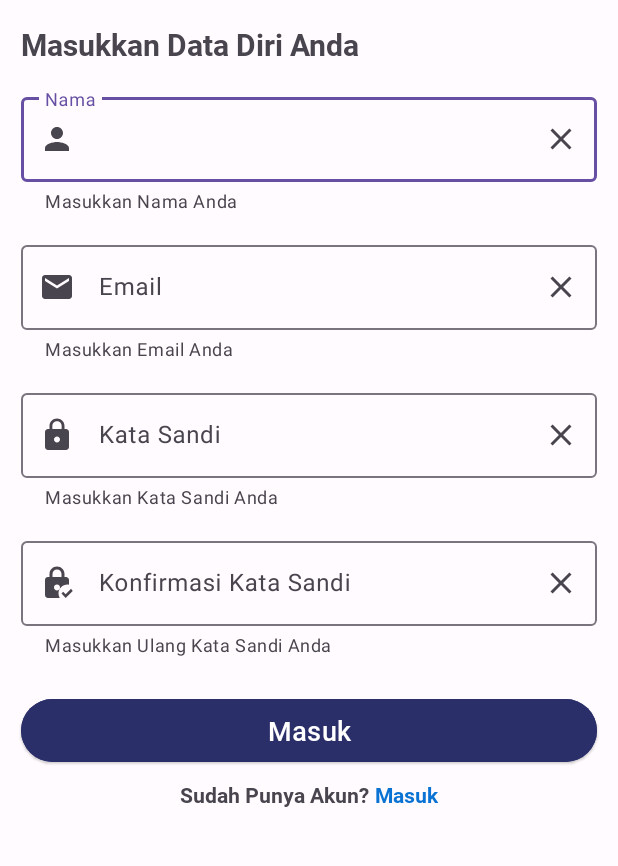
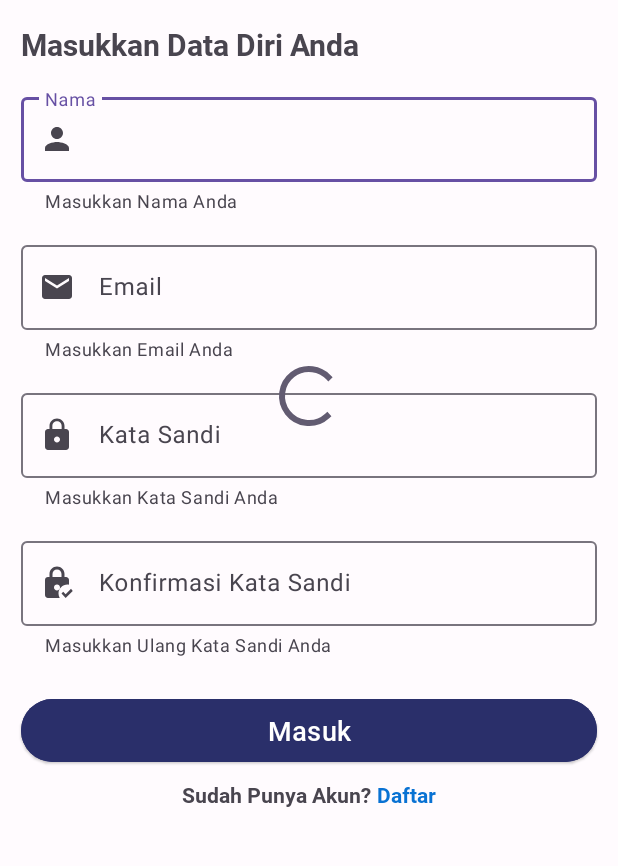
Before and after one commit to Patuli-Pahlawan-Tuli/Patuli-Android, an Android app: the layout activity_register.xml on its own in the app's theme, with its tools: preview values and no code run, on a phone screen of 412 x 824 dp, the part 222-1088 px from its top. Run offline under Robolectric (Android 15) with nearby library versions, the phone set to English and light mode, and no system bars.

Commit message:
add register function and API

```diff
--- a/app/build.gradle
+++ b/app/build.gradle
@@ -17,7 +17,7 @@ android {
         versionCode 1
         versionName "1.0"
 
-        buildConfigField("String", "URL", '"https://story-api.dicoding.dev/v1/"')
+        buildConfigField("String", "URL", '"https://practice-bros.et.r.appspot.com/api/v1/"')
         testInstrumentationRunner "androidx.test.runner.AndroidJUnitRunner"
     }
 
--- /dev/null
+++ b/app/src/main/java/com/puxxbu/PatuliApp/ui/login/LoginViewModel.kt
@@ -0,0 +1,4 @@
+package com.puxxbu.PatuliApp.ui.login
+
+class LoginViewModel {
+}
--- a/app/src/main/res/layout/activity_login.xml
+++ b/app/src/main/res/layout/activity_login.xml
@@ -4,7 +4,7 @@
     xmlns:tools="http://schemas.android.com/tools"
     android:layout_width="match_parent"
     android:layout_height="match_parent"
-    tools:context=".ui.LoginActivity">
+    tools:context=".ui.login.LoginActivity">
 
     <ImageView
         android:id="@+id/imageView"
--- a/app/src/main/res/layout/activity_onboarding.xml
+++ b/app/src/main/res/layout/activity_onboarding.xml
@@ -11,7 +11,7 @@
         android:layout_width="214dp"
         android:layout_height="214dp"
         android:layout_marginStart="8dp"
-        android:layout_marginTop="160dp"
+        android:layout_marginTop="128dp"
         android:layout_marginEnd="8dp"
         android:src="@drawable/ic_launcher_background"
         app:layout_constraintEnd_toEndOf="parent"
@@ -22,11 +22,13 @@
         android:id="@+id/welcome_text"
         android:layout_width="wrap_content"
         android:layout_height="wrap_content"
+        android:layout_marginStart="16dp"
         android:layout_marginTop="16dp"
+        android:layout_marginEnd="16dp"
         android:fontFamily="@font/roboto_bold"
         android:gravity="center"
         android:text="Selamat Datang di Patuli"
-        android:textSize="32sp"
+        android:textSize="28sp"
         app:layout_constraintEnd_toEndOf="parent"
         app:layout_constraintStart_toStartOf="parent"
         app:layout_constraintTop_toBottomOf="@+id/imageView" />
--- a/app/src/main/res/layout/activity_register.xml
+++ b/app/src/main/res/layout/activity_register.xml
@@ -4,7 +4,7 @@
     xmlns:tools="http://schemas.android.com/tools"
     android:layout_width="match_parent"
     android:layout_height="match_parent"
-    tools:context=".ui.RegisterActivity">
+    tools:context=".ui.register.RegisterActivity">
 
     <ImageView
         android:id="@+id/imageView"
@@ -39,8 +39,8 @@
         android:fontFamily="@font/roboto_regular"
         android:hint="Nama"
 
-        app:endIconDrawable="@drawable/ic_baseline_clear_24"
-        app:endIconMode="custom"
+        app:errorEnabled="true"
+
         app:helperText="Masukkan Nama Anda"
         app:layout_constraintEnd_toEndOf="parent"
         app:layout_constraintStart_toStartOf="parent"
@@ -64,9 +64,9 @@
         android:layout_marginEnd="14dp"
         android:fontFamily="@font/roboto_regular"
 
+        app:errorEnabled="true"
+
         android:hint="Email"
-        app:endIconDrawable="@drawable/ic_baseline_clear_24"
-        app:endIconMode="custom"
         app:helperText="Masukkan Email Anda"
         app:layout_constraintEnd_toEndOf="parent"
         app:layout_constraintStart_toStartOf="parent"
@@ -97,8 +97,6 @@
         app:layout_constraintStart_toStartOf="parent"
         app:layout_constraintTop_toBottomOf="@+id/til_email"
 
-        app:endIconDrawable="@drawable/ic_baseline_clear_24"
-        app:endIconMode="custom"
         app:startIconDrawable="@drawable/ic_baseline_password_24">
 
         <com.google.android.material.textfield.TextInputEditText
@@ -120,8 +118,6 @@
         android:fontFamily="@font/roboto_regular"
 
         android:hint="Konfirmasi Kata Sandi"
-        app:endIconDrawable="@drawable/ic_baseline_clear_24"
-        app:endIconMode="custom"
         app:helperText="Masukkan Ulang Kata Sandi Anda"
 
         app:layout_constraintEnd_toEndOf="parent"
@@ -137,7 +133,7 @@
     </com.google.android.material.textfield.TextInputLayout>
 
     <Button
-        android:id="@+id/btn_login"
+        android:id="@+id/btn_register"
         style="@style/Widget.Material3.Button.ElevatedButton"
         android:layout_width="0dp"
         android:layout_height="50dp"
@@ -161,7 +157,7 @@
         android:layout_marginTop="8dp"
         app:layout_constraintEnd_toEndOf="parent"
         app:layout_constraintStart_toStartOf="parent"
-        app:layout_constraintTop_toBottomOf="@+id/btn_login">
+        app:layout_constraintTop_toBottomOf="@+id/btn_register">
 
         <TextView
             android:id="@+id/tv_have_account"
@@ -176,20 +172,30 @@
             tools:layout_editor_absoluteX="14dp" />
 
         <TextView
-            android:id="@+id/tv_loginr"
+            android:id="@+id/tv_login"
             android:layout_width="wrap_content"
             android:layout_height="wrap_content"
             android:layout_marginStart="4dp"
             android:fontFamily="@font/roboto_bold"
             android:gravity="center"
-            android:text="Masuk"
+            android:text="Daftar"
             android:textColor="@color/link"
             android:textSize="14sp"
             app:layout_constraintStart_toEndOf="@+id/tv_dont_have_account"
             app:layout_constraintTop_toTopOf="@+id/tv_dont_have_account" />
+    </LinearLayout>
 
-
-    </LinearLayout>
+    <ProgressBar
+        android:id="@+id/progressBar"
+        style="?android:attr/progressBarStyle"
+        android:layout_width="wrap_content"
+        android:layout_height="wrap_content"
+        android:visibility="gone"
+        app:layout_constraintBottom_toBottomOf="parent"
+        app:layout_constraintEnd_toEndOf="parent"
+        app:layout_constraintStart_toStartOf="parent"
+        app:layout_constraintTop_toTopOf="parent"
+        tools:visibility="visible" />
 
 
 
```
Also changed, not shown: app/src/main/AndroidManifest.xml (+8 -2 lines), app/src/main/java/com/puxxbu/PatuliApp/PatuliApp.kt (+9 -1 lines), app/src/main/java/com/puxxbu/PatuliApp/data/api/config/ApiConfig.kt (+10 -1 lines), app/src/main/java/com/puxxbu/PatuliApp/data/api/config/ApiService.kt (+15 -0 lines), app/src/main/java/com/puxxbu/PatuliApp/data/repository/DataRepository.kt (added, +69 -0 lines), app/src/main/java/com/puxxbu/PatuliApp/ui/MainActivity.kt (+7 -7 lines), app/src/main/java/com/puxxbu/PatuliApp/ui/RegisterActivity.kt (deleted, +0 -24 lines), app/src/main/java/com/puxxbu/PatuliApp/ui/login/LoginActivity.kt (renamed from app/src/main/java/com/puxxbu/PatuliApp/ui/LoginActivity.kt, +1 -8 lines), app/src/main/java/com/puxxbu/PatuliApp/ui/register/RegisterActivity.kt (added, +127 -0 lines), app/src/main/java/com/puxxbu/PatuliApp/ui/register/RegisterViewModel.kt (added, +19 -0 lines), app/src/main/java/com/puxxbu/PatuliApp/utils/Event.kt (added, +17 -0 lines), app/src/main/res/values/strings.xml (+7 -0 lines).
